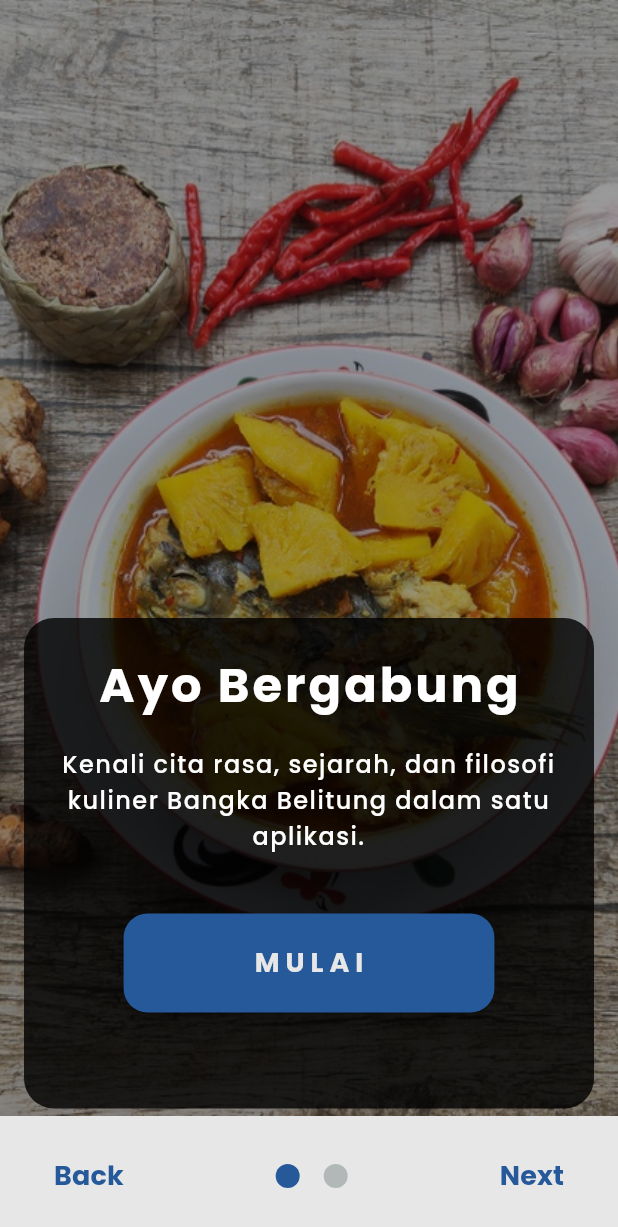
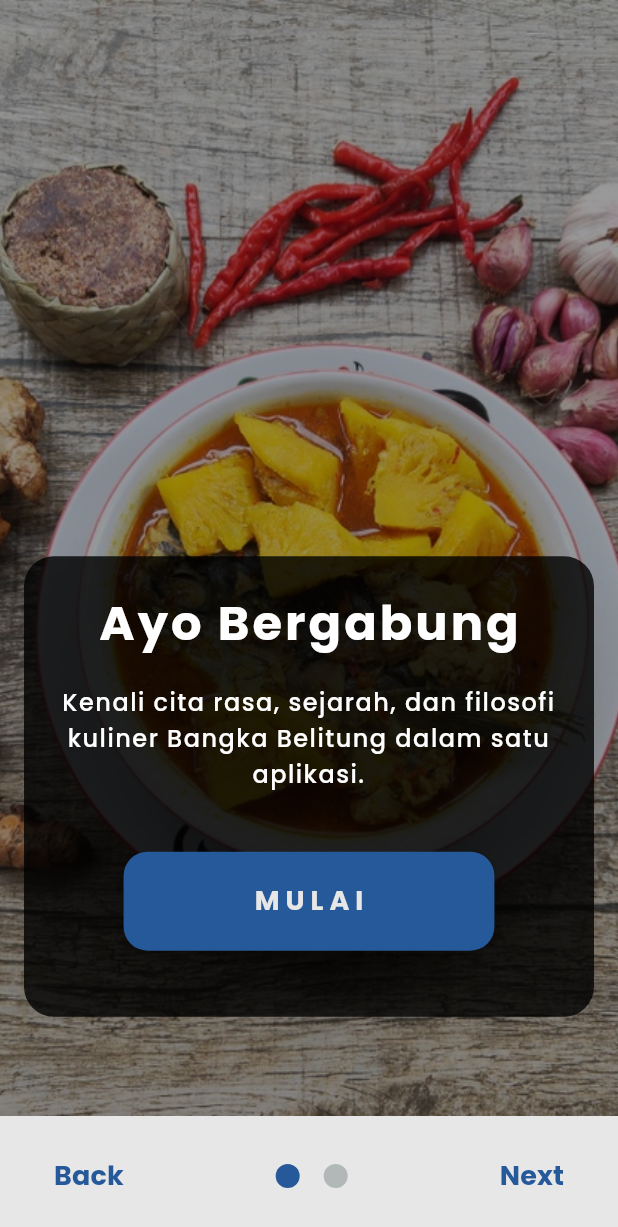
Before and after one commit to Capstone-Projek/mobile_apps, a Flutter app: the screen it shows after launch, swiped to page 2, on a phone screen of 412 x 824 dp. Shown: the top 1227 px of the screen. Run offline on Flutter 3.47's test engine with Material 3 defaults, Android fonts, the phone set to English and light mode, and no system bars; drawn by our look-alikes of smooth_page_indicator; our stand-ins replace carousel_slider, curved_navigation_bar, email_validator, google_fonts, shared_preferences.

Commit message:
Update Ui
pembuatan shared preferences untuk welcome screen serta untuk dark theme

```diff
--- /dev/null
+++ b/lib/core/service/local/shared_preferences_service.dart
@@ -0,0 +1,34 @@
+import 'package:shared_preferences/shared_preferences.dart';
+
+class SharedPreferencesService {
+  final SharedPreferences _preferences;
+
+  SharedPreferencesService(this._preferences);
+
+  static const String _keyShowMain = "MY_MAIN_SCREEN";
+  static const String _keyIsDarkTheme = "MY_THEME";
+
+  Future<void> showMainScreen(bool showMainScreen) async {
+    try {
+      await _preferences.setBool(_keyShowMain, showMainScreen);
+    } catch (e) {
+      throw Exception("Shared preferences cannot setting");
+    }
+  }
+
+  bool getShowMainScreen() {
+    return _preferences.getBool(_keyShowMain) ?? false;
+  }
+
+  Future<void> saveIsDarkThemeValue(bool isDarkTheme) async {
+    try {
+      await _preferences.setBool(_keyIsDarkTheme, isDarkTheme);
+    } catch (e) {
+      throw Exception("Shared preferences cannot setting");
+    }
+  }
+
+  bool getIsDarkThemeValue() {
+    return _preferences.getBool(_keyIsDarkTheme) ?? false;
+  }
+}
--- /dev/null
+++ b/lib/core/utils/setting_state.dart
@@ -0,0 +1,6 @@
+enum SettingState {
+  enable,
+  dissable;
+
+  bool get isEnable => this == SettingState.enable;
+}
--- /dev/null
+++ b/lib/data/repository/setting_state_provider.dart
@@ -0,0 +1,14 @@
+import 'package:flutter/widgets.dart';
+import 'package:mobile_apps/core/utils/setting_state.dart';
+
+class SettingStateProvider extends ChangeNotifier {
+  SettingState _isDarkThemeState = SettingState.enable;
+  SettingState get isDarkThemeState => _isDarkThemeState;
+
+  set isDarkThemeState(SettingState value){
+    _isDarkThemeState = value;
+    notifyListeners();
+  }
+
+
+}
--- a/lib/main.dart
+++ b/lib/main.dart
@@ -1,4 +1,8 @@
 import 'package:flutter/material.dart';
+import 'package:mobile_apps/core/service/local/shared_preferences_service.dart';
+import 'package:mobile_apps/core/utils/setting_state.dart';
+import 'package:mobile_apps/data/repository/setting_state_provider.dart';
+import 'package:mobile_apps/data/repository/shared_preferences_provider.dart';
 import 'package:mobile_apps/presentation/static/navigation_route.dart';
 import 'package:mobile_apps/presentation/styles/theme/jejak_rasa_theme.dart';
 import 'package:mobile_apps/presentation/viewmodels/index_nav_provider.dart';
@@ -8,12 +12,26 @@ import 'package:mobile_apps/presentation/views/register/register_screen.dart';
 import 'package:mobile_apps/presentation/views/splash/splash_screen.dart';
 import 'package:mobile_apps/presentation/views/welcome/welcome_screen.dart';
 import 'package:provider/provider.dart';
+import 'package:shared_preferences/shared_preferences.dart';
 
-void main() {
+void main() async {
+  WidgetsFlutterBinding.ensureInitialized();
+
   String route = NavigationRoute.splashRoute.path;
+
+  final prefs = await SharedPreferences.getInstance();
+
   runApp(
     MultiProvider(
       providers: [
+        Provider(create: (context) => SharedPreferencesService(prefs)),
+        ChangeNotifierProvider(
+          create: (context) => SharedPreferencesProvider(
+            context.read<SharedPreferencesService>(),
+          ),
+        ),
+        ChangeNotifierProvider(create: (context) => SettingStateProvider()),
+
         ChangeNotifierProvider(create: (context) => IndexNavProvider()),
       ],
       child: MyApp(initialRoute: route),
@@ -21,19 +39,48 @@ void main() {
   );
 }
 
-class MyApp extends StatelessWidget {
+class MyApp extends StatefulWidget {
   final String initialRoute;
   const MyApp({super.key, required this.initialRoute});
 
   @override
+  State<MyApp> createState() => _MyAppState();
+}
+
+class _MyAppState extends State<MyApp> {
+  @override
+  void initState() {
+    super.initState();
+
+    final settingStateProvider = context.read<SettingStateProvider>();
+    final sharedPreferencesProvider = context.read<SharedPreferencesProvider>();
+
+    Future.microtask(() async {
+      sharedPreferencesProvider.getIsDarkThemeValue();
+
+      final theme = sharedPreferencesProvider.isDarkTheme;
+
+      if (theme != null) {
+        settingStateProvider.isDarkThemeState = theme
+            ? SettingState.enable
+            : SettingState.dissable;
+      }
+    });
+  }
+
+  @override
   Widget build(BuildContext context) {
+    return Consumer<SettingStateProvider>(
+      builder: (context, themeProvider, child) {
         return MaterialApp(
           title: 'Jejak Rasa',
           debugShowCheckedModeBanner: false,
           theme: JejakRasaTheme.lightTheme,
           darkTheme: JejakRasaTheme.darkTheme,
-      themeMode: ThemeMode.light,
-      initialRoute: initialRoute,
+          themeMode: themeProvider.isDarkThemeState.isEnable
+              ? ThemeMode.dark
+              : ThemeMode.light,
+          initialRoute: widget.initialRoute,
           routes: {
             NavigationRoute.splashRoute.path: (context) => SplashScreen(),
             NavigationRoute.welcomeRoute.path: (context) => WelcomeScreen(),
@@ -42,5 +89,7 @@ class MyApp extends StatelessWidget {
             NavigationRoute.mainRoute.path: (context) => MainScreen(),
           },
         );
+      },
+    );
   }
 }
--- a/lib/presentation/views/welcome/welcome_screen.dart
+++ b/lib/presentation/views/welcome/welcome_screen.dart
@@ -1,8 +1,10 @@
 import 'package:flutter/material.dart';
 import 'package:flutter/services.dart';
+import 'package:mobile_apps/data/repository/shared_preferences_provider.dart';
 import 'package:mobile_apps/presentation/static/navigation_route.dart';
 import 'package:mobile_apps/presentation/styles/color/jejak_rasa_color.dart';
 import 'package:mobile_apps/presentation/widgets/button_navigate_widget.dart';
+import 'package:provider/provider.dart';
 import 'package:smooth_page_indicator/smooth_page_indicator.dart';
 
 class WelcomeScreen extends StatefulWidget {
@@ -14,6 +16,7 @@ class WelcomeScreen extends StatefulWidget {
 
 class _WelcomeScreenState extends State<WelcomeScreen> {
   final controller = PageController();
+
   @override
   void dispose() {
     super.dispose();
@@ -79,7 +82,7 @@ class _WelcomeScreenState extends State<WelcomeScreen> {
           child: Column(
             crossAxisAlignment: CrossAxisAlignment.center,
             children: [
-              SizedBox(height: MediaQuery.of(context).size.height * 0.50),
+              SizedBox(height: MediaQuery.of(context).size.height * 0.45),
               Container(
                 margin: const EdgeInsets.only(left: 16, right: 16, bottom: 10),
                 decoration: BoxDecoration(
@@ -101,7 +104,7 @@ class _WelcomeScreenState extends State<WelcomeScreen> {
                       ),
                       SizedBox(height: 20),
                       Text(
-                        "Kenali cita rasa, sejarah, dan filosofi\nkuliner Bangka Belitung dalam satu \naplikasi.",
+                        "Kenali cita rasa, sejarah, dan filosofi kuliner Bangka Belitung dalam satu aplikasi.",
                         style: Theme.of(context).textTheme.bodyLarge?.copyWith(
                           color: Colors.white,
                           letterSpacing: 1,
@@ -113,8 +116,13 @@ class _WelcomeScreenState extends State<WelcomeScreen> {
                         child: ButtonNavigateWidget(
                           width: MediaQuery.of(context).size.width * 0.6,
                           height: MediaQuery.of(context).size.height * 0.07,
-                          onTap: () {
-                            Navigator.popAndPushNamed(
+                          onTap: () async {
+                            final sharedPreverencesProvider = context
+                                .read<SharedPreferencesProvider>();
+
+                            await sharedPreverencesProvider.setShowMain(true);
+
+                            Navigator.pushReplacementNamed(
                               context,
                               NavigationRoute.loginRoute.path,
                             );
@@ -122,7 +130,7 @@ class _WelcomeScreenState extends State<WelcomeScreen> {
                           title: "M U L A I",
                         ),
                       ),
-                      SizedBox(height: 40),
+                      SizedBox(height: 20),
                     ],
                   ),
                 ),
--- a/lib/presentation/widgets/input_widget.dart
+++ b/lib/presentation/widgets/input_widget.dart
@@ -24,10 +24,12 @@ InputDecoration customInputDecoration(
     prefixIcon: prefixIcon,
     suffixIcon: suffixIcon,
     hintStyle: Theme.of(context).textTheme.bodyMedium?.copyWith(
-      color: Theme.of(context).colorScheme.onSecondary,
+      color: Theme.of(context).colorScheme.onPrimary,
     ),
     floatingLabelBehavior: FloatingLabelBehavior.never,
-    fillColor: Theme.of(context).colorScheme.primary,
+    fillColor: Theme.of(context).colorScheme.onSecondary,
+    prefixIconColor: Theme.of(context).colorScheme.onPrimary,
+    suffixIconColor: Theme.of(context).colorScheme.onPrimary,
     filled: true,
     contentPadding: const EdgeInsets.symmetric(vertical: 25),
     border: OutlineInputBorder(
--- a/pubspec.yaml
+++ b/pubspec.yaml
@@ -41,6 +41,7 @@ dependencies:
   email_validator: ^3.0.0
   curved_navigation_bar: ^1.0.6
   carousel_slider: ^5.1.1
+  shared_preferences: ^2.5.3
 
 dev_dependencies:
   flutter_test:
```
Also changed, not shown: lib/data/repository/shared_preferences_provider.dart (added, +58 -0 lines), lib/presentation/views/main/home/home_screen.dart (+4 -4 lines), lib/presentation/views/main/profile/profile_screen.dart (+68 -10 lines), lib/presentation/views/splash/splash_screen.dart (+16 -3 lines), lib/presentation/widgets/setting_switch_widget.dart (deleted, +0 -42 lines), lib/core/service/test.dart (deleted), pubspec.lock, 1 other file. Lines whose indentation alone changed are shown as unchanged.
